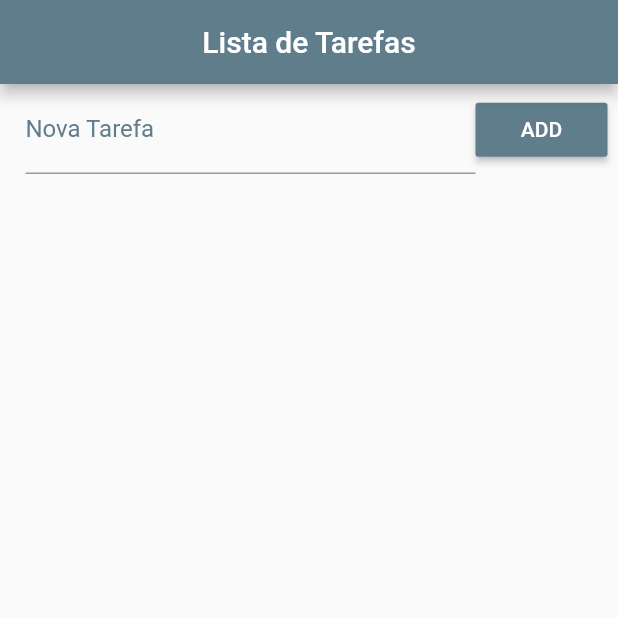
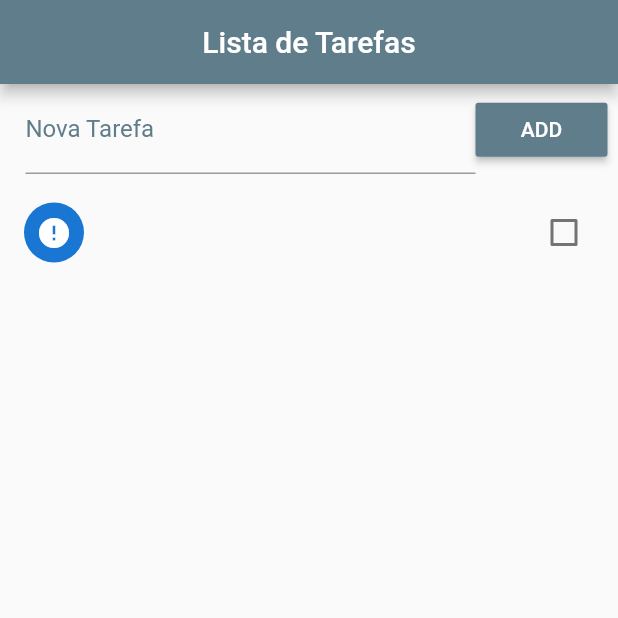
Before and after one commit to paulovictorce/gerenciador_tarefas, a Flutter app: the screen it shows after launch, after a tap on "ADD", on a phone screen of 412 x 824 dp, the top half of it. Run offline on Flutter 3.47's test engine with Material 2 defaults, Android fonts, the phone set to English and light mode, and no system bars.

Commit message:
Criando a função de adicionar tarefas.

```diff
--- a/lib/main.dart
+++ b/lib/main.dart
@@ -17,7 +17,19 @@ class Home extends StatefulWidget {
 
 class _HomeState extends State<Home> {
 
+  final _todDoController = TextEditingController();
+
   List _todoList = [];
+
+  void _addToDo() {
+    setState(() {
+      Map<String, dynamic> newToDo = Map();
+      newToDo["title"] = _todDoController.text;
+      _todDoController.text = "";
+      newToDo["ok"] = false;
+      _todoList.add(newToDo);
+    });
+  }
 
   @override
   Widget build(BuildContext context) {
@@ -35,6 +47,7 @@ class _HomeState extends State<Home> {
               children: <Widget>[
                 Expanded(
                   child: TextField(
+                    controller:_todDoController,
                     decoration: InputDecoration(
                         labelText: "Nova Tarefa",
                         labelStyle: TextStyle(color: Colors.blueGrey)
@@ -45,7 +58,7 @@ class _HomeState extends State<Home> {
                   color: Colors.blueGrey,
                   child: Text("ADD"),
                   textColor: Colors.white,
-                  onPressed: (){},
+                  onPressed: _addToDo,
                 )
               ],
             ),
@@ -61,6 +74,11 @@ class _HomeState extends State<Home> {
                     secondary: CircleAvatar(
                       child: Icon(_todoList[index]["ok"] ? Icons.check : Icons.error),
                     ),
+                    onChanged: (c){
+                      setState(() {
+                        _todoList[index]["ok"] = c;
+                      });
+                    },
                   );
                 }
             ),
```
